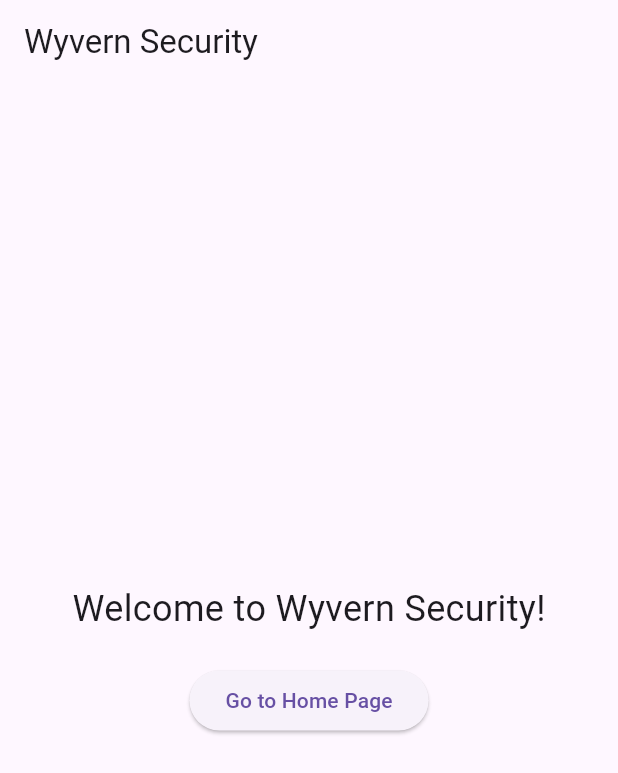
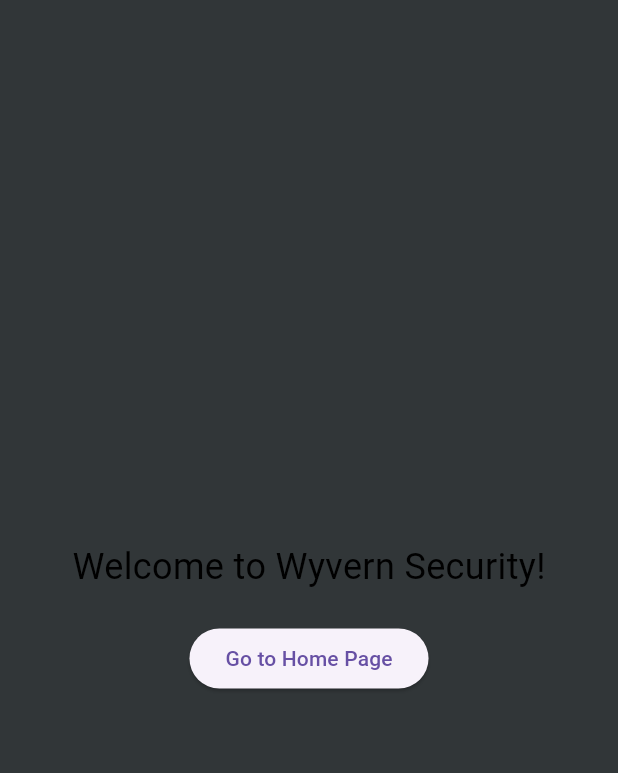
Before and after one commit to TheRealWhiteWyvern/WyvernSecurity, a Flutter app: the screen it shows after launch, on a phone screen of 412 x 824 dp. Shown: the top 773 px of the screen. Run offline on Flutter 3.47's test engine with Material 3 defaults, Android fonts, the phone set to English and light mode, and no system bars; our stand-ins replace firebase_core; accounts and stored records are empty; Roboto replaces fonts that are missing (Audiowide).

Commit message:
Landing page
Added colours and text to home page

```diff
--- /dev/null
+++ b/wyvern_security_app/lib/core/themes/main_theme.dart
@@ -0,0 +1,29 @@
+import 'package:flutter/material.dart';
+
+class MainTheme {
+  //Main Colours
+  static Color wyvernDarkGrey = const Color(0xFF313638);
+  static Color wyvernLightGrey = const Color(0xFFC2C2C2);
+  static Color wyvernDeepTeal = const Color(0xFF005F56);
+
+  //Accent Colours
+  static Color wyvernNeonCyan = const Color(0xFF00E5FF);
+  static Color wyvernElectricBlue = const Color(0xFF1A8FE3);
+
+  //Status Colours
+  static Color wyvernCriticalRed = const Color(0xFFFF3B30);
+  static Color wyvernAmberYellow = const Color(0xFFFFB400);
+
+  //Basic B&W
+  static Color wyvernBlack = const Color(0xFF000000);
+  static Color wyvernWhite = const Color(0xFFFFFFFF);
+
+  //Font configs
+  static TextStyle h1Black = const TextStyle(
+      fontSize: 24,
+      fontFamily: 'Audiowide',
+      fontWeight: FontWeight.w400,
+      color: Colors.black,
+      decoration: TextDecoration.none);
+
+}
--- a/wyvern_security_app/lib/features/landing/presentation/page/landing_page.dart
+++ b/wyvern_security_app/lib/features/landing/presentation/page/landing_page.dart
@@ -1,4 +1,5 @@
 import 'package:flutter/material.dart';
+import 'package:wyvern_security_app/core/themes/main_theme.dart';
 
 class LandingPage extends StatelessWidget {
   const LandingPage({super.key});
@@ -6,16 +7,14 @@ class LandingPage extends StatelessWidget {
   @override
   Widget build(BuildContext context) {
     return Scaffold(
-      appBar: AppBar(
-        title: const Text('Wyvern Security'),
-      ),
+      backgroundColor: MainTheme.wyvernDarkGrey,
       body: Center(
         child: Column(
           mainAxisAlignment: MainAxisAlignment.center,
           children: <Widget>[
-            const Text(
+            Text(
               'Welcome to Wyvern Security!',
-              style: TextStyle(fontSize: 24),
+              style: MainTheme.h1Black,
             ),
             const SizedBox(height: 20),
             ElevatedButton(
```
